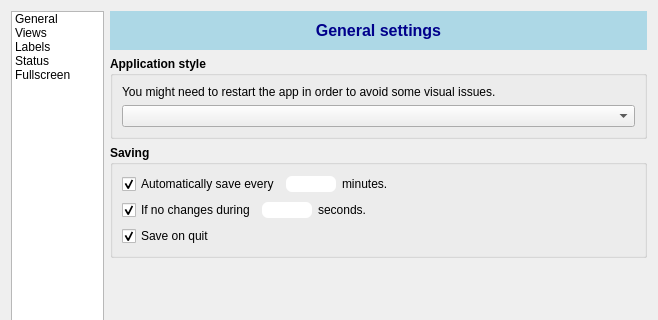
Above: src/ui/settings.ui from olivierkes/manuskript before the change; both pictures show x 0 to 658 and y 0 to 320 of the 658 by 486 pixel window. Below: the same form after it.
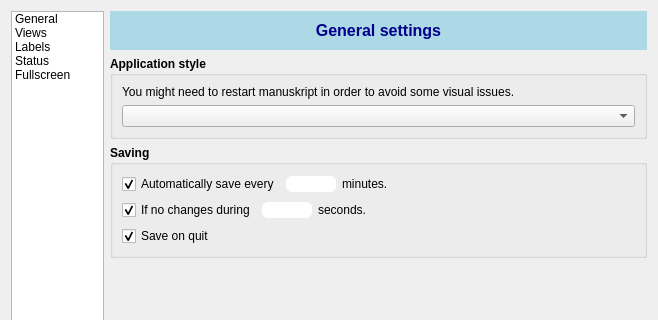
That is the form after the change. The open tabs and pages were chosen to show the change. Icons and pictures are not drawn.

```diff
--- a/src/ui/settings.ui
+++ b/src/ui/settings.ui
@@ -99,7 +99,10 @@
              </font>
             </property>
             <property name="text">
-             <string>You might need to restart the app in order to avoid some visual issues.</string>
+             <string>You might need to restart manuskript in order to avoid some visual issues.</string>
+            </property>
+            <property name="wordWrap">
+             <bool>true</bool>
             </property>
            </widget>
           </item>
```
Left out of the diff: 4 changed lines with no effect on the pictures.
